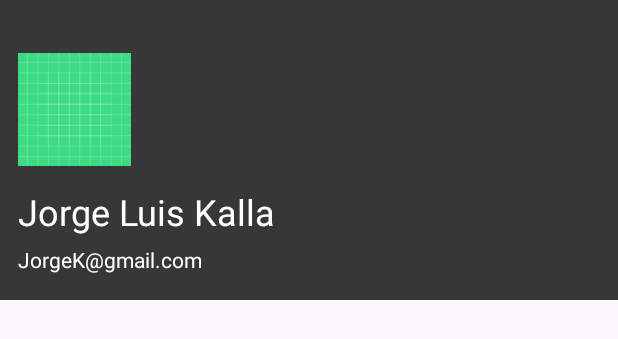
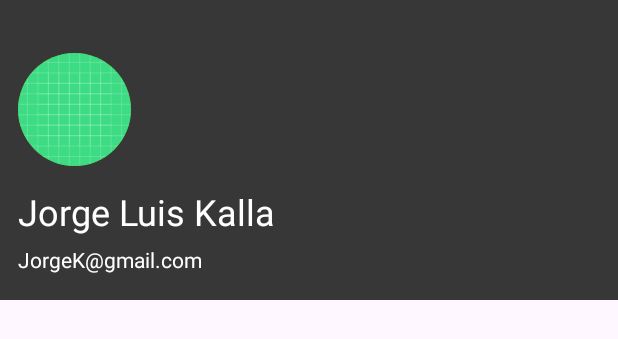
Before and after one commit to ElQuenta/TDone, an Android app: the layout header_layout.xml on its own in the app's theme, with its tools: preview values and no code run, on a phone screen of 412 x 824 dp. Shown: the top 339 px of the screen. Run offline under Robolectric (Android 15) with nearby library versions, the phone set to English and light mode, and no system bars.

Commit message:
imagen_circular

```diff
--- a/app/build.gradle.kts
+++ b/app/build.gradle.kts
@@ -47,6 +47,7 @@ dependencies {
     //DataStore Persistencia de Datos
     implementation("androidx.datastore:datastore-preferences:1.0.0")
 
+    implementation ("de.hdodenhof:circleimageview:3.1.0")
 
     implementation("androidx.core:core-ktx:1.9.0")
     implementation("androidx.appcompat:appcompat:1.6.1")
--- /dev/null
+++ b/app/src/main/res/drawable/circle_shape.xml
@@ -0,0 +1,5 @@
+<?xml version="1.0" encoding="utf-8"?>
+<shape xmlns:android="http://schemas.android.com/apk/res/android">
+    <solid android:color="@android:color/holo_green_dark" />
+    <corners android:radius="1000dp" />
+</shape>
--- a/app/src/main/res/layout/header_layout.xml
+++ b/app/src/main/res/layout/header_layout.xml
@@ -7,7 +7,7 @@
     android:background="@color/gray"
     tools:context=".MainActivity">
 
-    <ImageView
+    <de.hdodenhof.circleimageview.CircleImageView
         android:id="@+id/iv_profile"
         android:layout_width="75dp"
         android:layout_height="75dp"
@@ -16,6 +16,7 @@
         android:layout_marginTop="35dp"
         app:layout_constraintStart_toStartOf="parent"
         app:layout_constraintTop_toTopOf="parent"
+        android:background="@drawable/circle_shape"
         app:srcCompat="@drawable/ic_launcher_background" />
 
     <TextView
```
